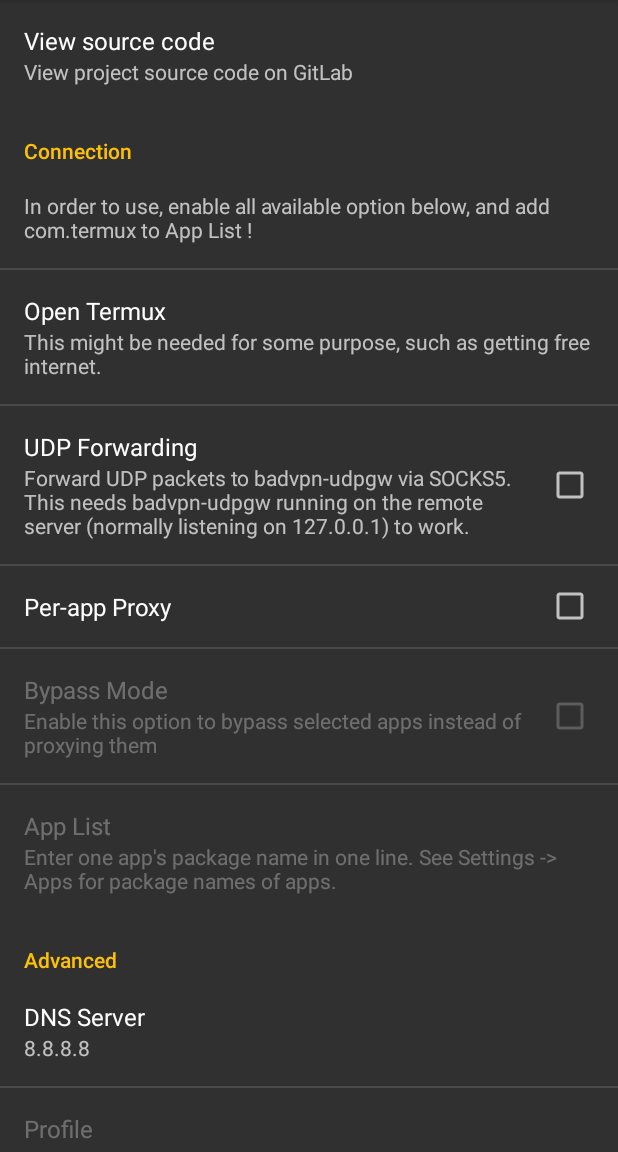
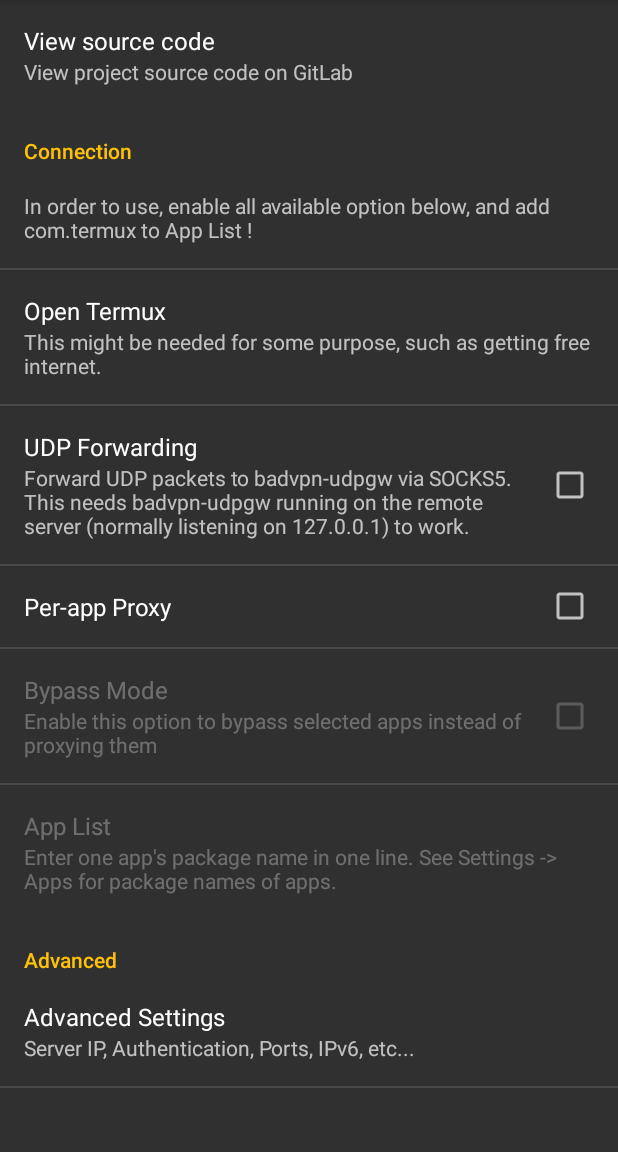
Before and after one commit to jellyfishmobile/socksdroid-1, an Android app: the screen it shows after launch (MainActivity), on a phone screen of 412 x 824 dp, the part 84-1236 px from its top. Run offline under Robolectric (Android 15) with nearby library versions, the phone set to English and light mode, and no system bars; 2 statements that could not run were skipped.

Commit message:
move advanced settings

```diff
--- a/app/src/main/res/values/strings.xml
+++ b/app/src/main/res/values/strings.xml
@@ -2,6 +2,8 @@
 <resources>
 
     <string name="app_name">SocksDroid</string>
+    <string name="advancedsettings">Advanced Settings</string>
+    <string name="advancedsettings_summary">Server IP, Authentication, Ports, IPv6, etc...</string>
     <string name="open_termux">Open Termux</string>
     <string name="open_termux_summary">This might be needed for some purpose, such as getting free internet.</string>
     <string name="notice">In order to use, enable all available option below, and add com.termux to App List !</string>
--- a/app/src/main/res/xml/settings.xml
+++ b/app/src/main/res/xml/settings.xml
@@ -19,18 +19,15 @@
                 android:targetPackage="com.termux"
                 android:targetClass="com.termux.HomeActivity" />
         </PreferenceScreen>
-
         <CheckBoxPreference
             android:defaultValue="true"
             android:key="udp_proxy"
             android:title="@string/udp_proxy"
             android:summary="@string/udp_proxy_sum"/>
-
         <CheckBoxPreference
             android:defaultValue="true"
             android:key="adv_per_app"
             android:title="@string/adv_per_app"/>
-
         <CheckBoxPreference
             android:enabled="true"
             android:defaultValue="true"
@@ -38,88 +35,71 @@
             android:title="@string/adv_app_bypass"
             android:summary="@string/adv_app_bypass_sum"
             android:dependency="adv_per_app"/>
-
         <EditTextPreference
             android:key="adv_app_list"
             android:title="@string/adv_app_list"
             android:summary="@string/adv_app_list_sum"
             android:dependency="adv_per_app"/>
-
     </PreferenceCategory>
     <PreferenceCategory
         android:title="@string/advanced">
+        <PreferenceScreen
+            android:title="@string/advancedsettings"
+            android:summary="@string/advancedsettings_summary">
             <EditTextPreference
                 android:key="adv_dns"
                 android:title="@string/adv_dns"
                 android:singleLine="true"/>
             <ListPreference
-            android:enabled="false"
                 android:key="profile"
                 android:title="@string/profile"/>
             <CheckBoxPreference
-            android:enabled="false"
                 android:key="auth_userpw"
                 android:title="@string/auth_userpw"
                 android:defaultValue="false"/>
-
             <EditTextPreference
                 android:key="auth_username"
                 android:title="@string/auth_username"
                 android:dependency="auth_userpw"
                 android:singleLine="true"/>
-
             <EditTextPreference
                 android:key="auth_password"
                 android:title="@string/auth_password"
                 android:inputType="textPassword"
                 android:dependency="auth_userpw"
                 android:singleLine="true"/>
-
             <EditTextPreference
-            android:enabled="false"
                 android:key="server_ip"
                 android:title="@string/server_ip"
                 android:singleLine="true"/>
-
             <EditTextPreference
-            android:enabled="false"
                 android:key="server_port"
                 android:title="@string/server_port"
                 android:inputType="number"
                 android:singleLine="true"/>
-
             <CheckBoxPreference
-            android:enabled="false"
                 android:key="ipv6_proxy"
                 android:title="@string/ipv6_proxy"
                 android:summary="@string/ipv6_proxy_sum"/>
-
             <EditTextPreference
-            android:enabled="false"
                 android:key="udp_gw"
                 android:title="@string/udp_gw"
                 android:singleLine="true"
                 android:dependency="udp_proxy"/>
-
             <ListPreference
-            android:enabled="false"
                 android:key="adv_route"
                 android:title="@string/adv_route"
                 android:entries="@array/adv_routes"
                 android:entryValues="@array/adv_routes_values"/>
-
             <EditTextPreference
-            android:enabled="false"
                 android:key="adv_dns_port"
                 android:title="@string/adv_dns_port"
                 android:inputType="number"
                 android:singleLine="true"/>
-
             <CheckBoxPreference
-            android:enabled="false"
                 android:key="adv_auto_connect"
                 android:title="@string/adv_auto_connect"/>
-
+        </PreferenceScreen>
     </PreferenceCategory>
 
 </PreferenceScreen>
```
Also changed, not shown: 1 other file. Lines whose indentation alone changed are shown as unchanged.
